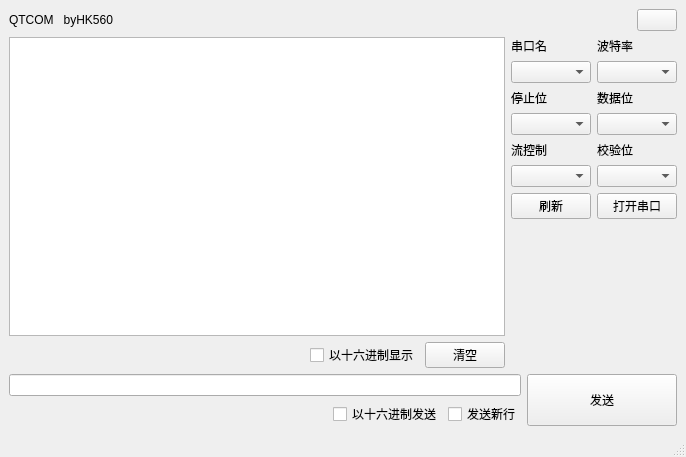
Qt form qtCom/forms/mainwindow.ui (HK560/QTCOM) before a commit.
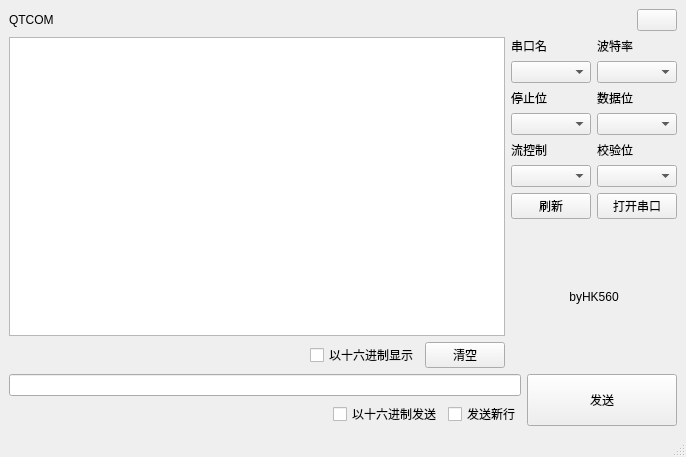
The same form after that commit.

Diff of the .ui file:
```diff
--- a/qtCom/forms/mainwindow.ui
+++ b/qtCom/forms/mainwindow.ui
@@ -20,7 +20,7 @@
       <item>
        <widget class="QLabel" name="label">
         <property name="text">
-         <string>QTCOM   byHK560</string>
+         <string>QTCOM</string>
         </property>
        </widget>
       </item>
@@ -228,6 +228,35 @@
           </item>
          </layout>
         </item>
+        <item>
+         <spacer name="verticalSpacer_2">
+          <property name="orientation">
+           <enum>Qt::Vertical</enum>
+          </property>
+          <property name="sizeHint" stdset="0">
+           <size>
+            <width>20</width>
+            <height>40</height>
+           </size>
+          </property>
+         </spacer>
+        </item>
+        <item>
+         <widget class="QLabel" name="labelHk560">
+          <property name="text">
+           <string>byHK560</string>
+          </property>
+          <property name="textFormat">
+           <enum>Qt::PlainText</enum>
+          </property>
+          <property name="alignment">
+           <set>Qt::AlignCenter</set>
+          </property>
+          <property name="margin">
+           <number>0</number>
+          </property>
+         </widget>
+        </item>
         <item>
          <spacer name="verticalSpacer">
           <property name="orientation">
```
Left out of the diff: 2 changed lines with no effect on the pictures.
